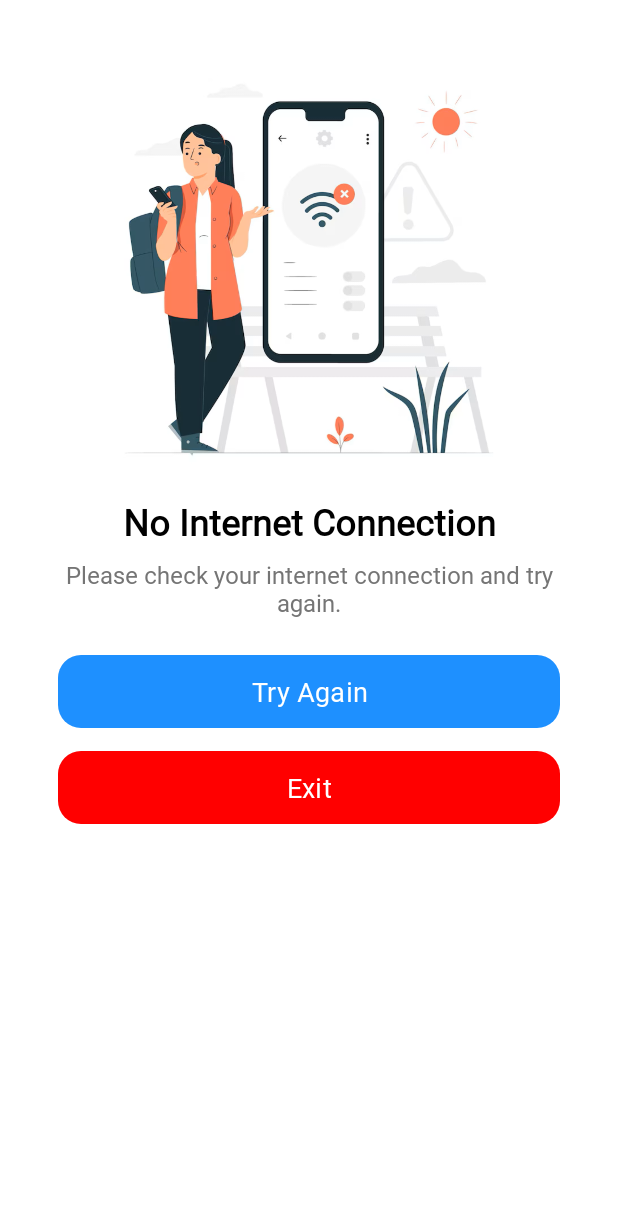
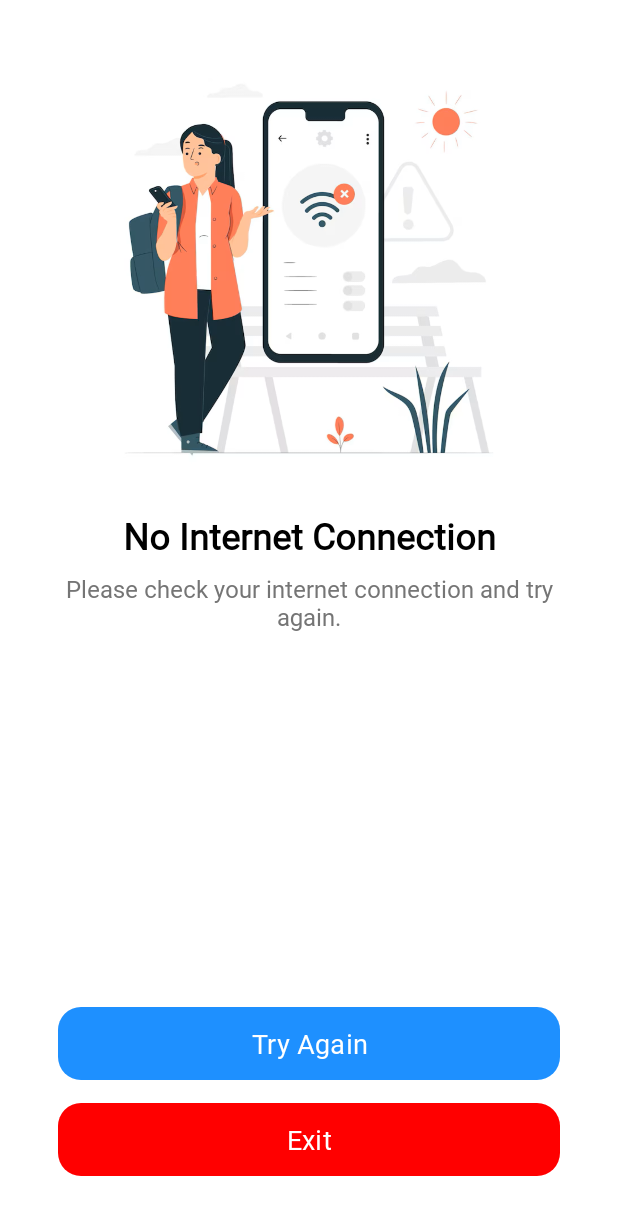
Before and after one commit to Sahan-99/bioview_app, an Android app: the screen it shows after launch (NoInternetActivity), on a phone screen of 412 x 824 dp. Shown: the top 1215 px of the screen. Run offline under Robolectric (Android 15) with nearby library versions, the phone set to English and light mode, and no system bars; our stand-ins replace Volley.

Commit message:
button place change

```diff
--- a/app/src/main/res/layout/activity_no_internet.xml
+++ b/app/src/main/res/layout/activity_no_internet.xml
@@ -38,7 +38,7 @@
         app:layout_constraintTop_toBottomOf="@id/imgNoInternet"
         app:layout_constraintStart_toStartOf="parent"
         app:layout_constraintEnd_toEndOf="parent"
-        android:layout_marginTop="16dp" />
+        android:layout_marginTop="25dp" />
 
     <!-- Message -->
     <TextView
@@ -67,9 +67,10 @@
         android:textColor="#FFFFFF"
         android:textSize="18sp"
         android:padding="8dp"
-        android:layout_marginTop="24dp"
+        android:layout_marginTop="50dp"
+        android:layout_marginBottom="15dp"
         app:layout_constraintWidth_percent="0.9"
-        app:layout_constraintTop_toBottomOf="@id/tvMessage"
+        app:layout_constraintBottom_toTopOf="@id/btnExitApp"
         app:layout_constraintStart_toStartOf="parent"
         app:layout_constraintEnd_toEndOf="parent" />
 
@@ -86,9 +87,9 @@
         android:textColor="#FFFFFF"
         android:textSize="18sp"
         android:padding="8dp"
-        android:layout_marginTop="15dp"
+        android:layout_marginBottom="20dp"
         app:layout_constraintWidth_percent="0.9"
-        app:layout_constraintTop_toBottomOf="@id/btnTryAgain"
+        app:layout_constraintBottom_toBottomOf="parent"
         app:layout_constraintStart_toStartOf="parent"
         app:layout_constraintEnd_toEndOf="parent" />
 
```
